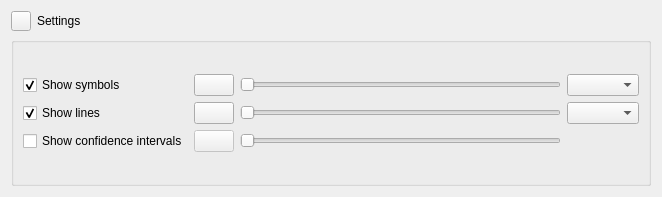
This is braphy/gui/ui_files/binary_plot_settings.ui in softmatterlab/Braph-2.0-Python as Qt 5 draws it before an edit. The edited form follows.
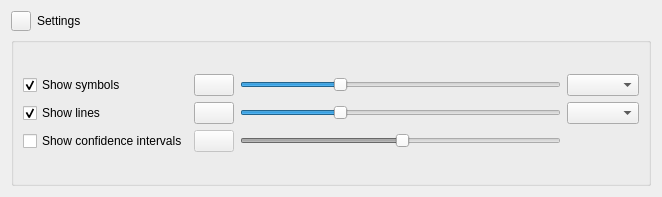
This is the edited form.

Commit message: Enable/disable settings in binary plot

Diff of the .ui file:
```diff
--- a/braphy/gui/ui_files/binary_plot_settings.ui
+++ b/braphy/gui/ui_files/binary_plot_settings.ui
@@ -75,6 +75,9 @@
           </item>
           <item row="0" column="4">
            <widget class="QSlider" name="sliderSymbols">
+            <property name="value">
+             <number>30</number>
+            </property>
             <property name="orientation">
              <enum>Qt::Horizontal</enum>
             </property>
@@ -92,6 +95,9 @@
           </item>
           <item row="3" column="4">
            <widget class="QSlider" name="sliderLines">
+            <property name="value">
+             <number>30</number>
+            </property>
             <property name="orientation">
              <enum>Qt::Horizontal</enum>
             </property>
@@ -109,6 +115,9 @@
             <property name="enabled">
              <bool>false</bool>
             </property>
+            <property name="value">
+             <number>50</number>
+            </property>
             <property name="orientation">
              <enum>Qt::Horizontal</enum>
             </property>
```
The commit also changes 5 other files.
